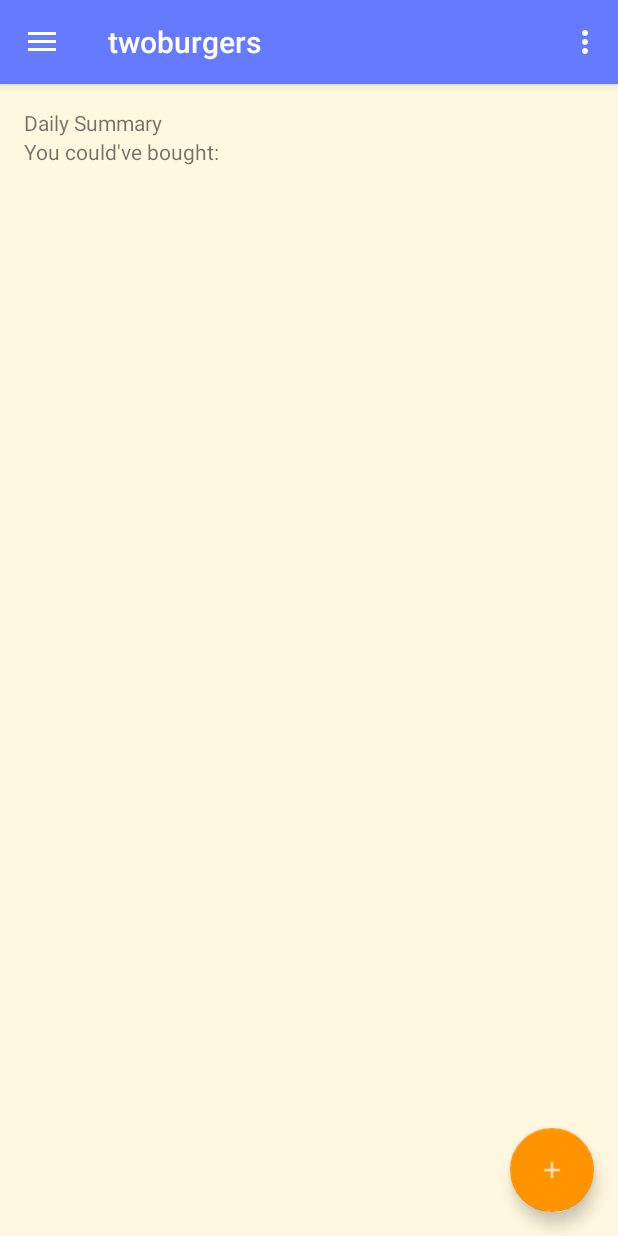
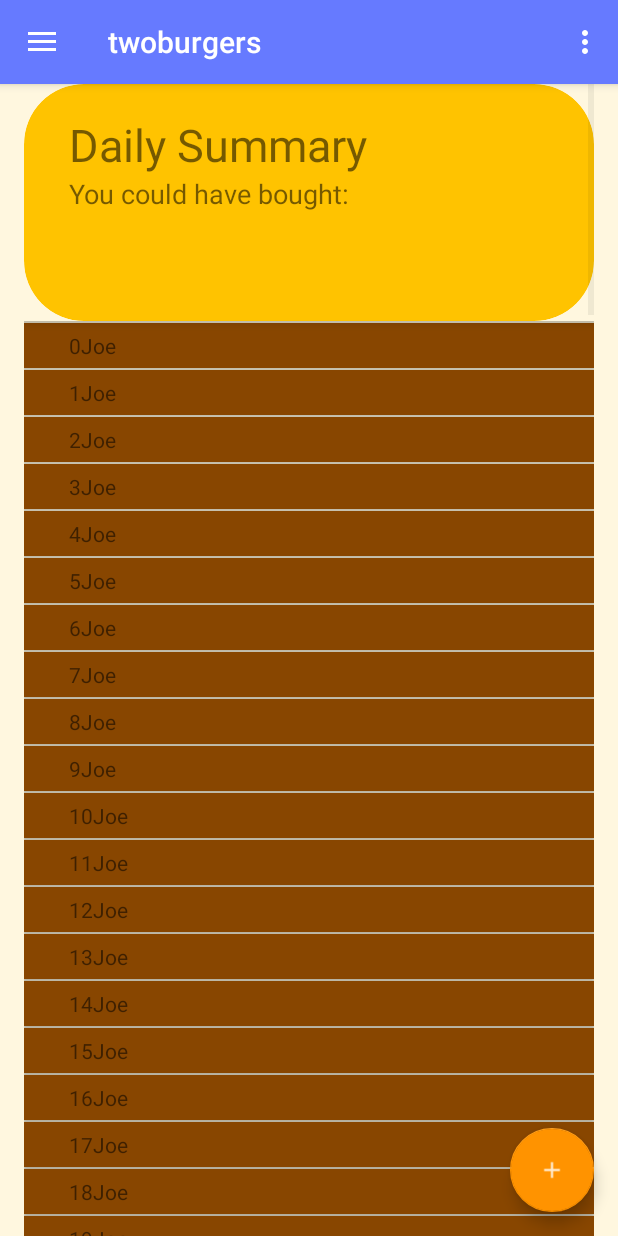
Before and after one commit to rustielin/2burgers, an Android app: the MainActivity screen opened directly, with no data from a screen before it, on a phone screen of 412 x 824 dp. Run offline under Robolectric (Android 15) with nearby library versions, the phone set to English and light mode, and no system bars; our stand-ins replace CircleImageView, Firebase (no records; nobody signed in at launch, a user with empty details on screens opened directly); pictures from the network do not load.

Commit message:
burger changes

```diff
--- a/twoburgers/android/app/src/main/java/Activities/MainActivity.java
+++ b/twoburgers/android/app/src/main/java/Activities/MainActivity.java
@@ -2,10 +2,14 @@ package Activities;
 
 import android.content.Context;
 import android.content.Intent;
+import android.graphics.Bitmap;
+import android.media.Image;
 import android.net.Uri;
 import android.os.Bundle;
 import android.support.design.widget.FloatingActionButton;
 import android.support.design.widget.Snackbar;
+import android.support.v4.graphics.drawable.RoundedBitmapDrawable;
+import android.support.v4.graphics.drawable.RoundedBitmapDrawableFactory;
 import android.util.Log;
 import android.view.LayoutInflater;
 import android.view.View;
@@ -17,14 +21,25 @@ import android.support.v7.app.AppCompatActivity;
 import android.support.v7.widget.Toolbar;
 import android.view.Menu;
 import android.view.MenuItem;
+import android.view.ViewGroup;
+import android.widget.ImageView;
 import android.widget.LinearLayout;
+import android.widget.ListView;
 import android.widget.TextView;
 
+import com.bumptech.glide.Glide;
+import com.bumptech.glide.request.target.BitmapImageViewTarget;
 import com.example.rustie.twoburgers.R;
 
 import com.google.android.gms.common.api.GoogleApiClient;
 
+import java.util.ArrayList;
+
+import Adapters.CouldveAdapter;
+import Classes.Couldve;
 import Singletons.Utils;
+
+import static android.R.id.list;
 
 public class MainActivity extends AppCompatActivity
         implements NavigationView.OnNavigationItemSelectedListener {
@@ -41,6 +56,7 @@ public class MainActivity extends AppCompatActivity
 
     private TextView mUsername;
     private TextView mEmail;
+    private ImageView mProfPic;
 
     @Override
     protected void onCreate(Bundle savedInstanceState) {
@@ -77,9 +93,16 @@ public class MainActivity extends AppCompatActivity
 
         mEmail = (TextView) headerView.findViewById(R.id.email);
         mUsername = (TextView) headerView.findViewById(R.id.name);
+        mProfPic = (ImageView) headerView.findViewById(R.id.imageView);
+
+        Glide.with(context)
+                .load(Utils.getUser().getCurrentUser().getPhotoUrl())
+                .override(100, 100)
+                .into(mProfPic);
 
         Log.d(TAG, "" + mEmail.getText());
         mEmail.setText(Utils.getUser().getCurrentUser().getDisplayName());
+
 
         Log.d(TAG, "" + mEmail.getText());
         mUsername.setText(Utils.getUser().getCurrentUser().getEmail());
@@ -90,6 +113,30 @@ public class MainActivity extends AppCompatActivity
         // ATTENTION: This was auto-generated to implement the App Indexing API.
         // See https://g.co/AppIndexing/AndroidStudio for more information.
 //        client = new GoogleApiClient.Builder(this).addApi(AppIndex.API).build();
+
+
+        final ListView listview = (ListView) findViewById(R.id.summary_list);
+        ArrayList<Couldve> couldves = new ArrayList<>();
+
+        for (int i = 0; i < 100; i++) {
+            couldves.add(new Couldve(i, "Joe"));
+        }
+
+        CouldveAdapter couldveAdapter = new CouldveAdapter(couldves, context);
+
+        listview.setAdapter(couldveAdapter);
+
+
+        ViewGroup headerViewBun = (ViewGroup) LayoutInflater.from(this).inflate(R.layout.couldve_header, listview, false);
+        ViewGroup headerViewBun2 = (ViewGroup) LayoutInflater.from(this).inflate(R.layout.couldve_footer, listview, false);
+
+
+
+
+        listview.addFooterView(headerViewBun2);
+        listview.addHeaderView(headerViewBun);
+
+
 
 
     }
--- /dev/null
+++ b/twoburgers/android/app/src/main/java/Adapters/CouldveAdapter.java
@@ -0,0 +1,105 @@
+package Adapters;
+
+import android.content.Context;
+import android.graphics.Color;
+import android.support.v7.widget.CardView;
+import android.support.v7.widget.RecyclerView;
+import android.view.LayoutInflater;
+import android.view.View;
+import android.view.ViewGroup;
+import android.widget.ArrayAdapter;
+import android.widget.BaseAdapter;
+import android.widget.TextView;
+
+import com.example.rustie.twoburgers.R;
+
+import org.w3c.dom.Text;
+
+import java.util.List;
+import java.util.Random;
+
+import Classes.Couldve;
+import de.hdodenhof.circleimageview.CircleImageView;
+
+/**
+ * Created by rustie on 9/16/17.
+ */
+
+public class CouldveAdapter extends ArrayAdapter<Couldve> {
+
+    private List<Couldve> mDataset;
+    private Context mContext;
+    private View v;
+
+    public final String TAG = "CouldveAdapter";
+
+    private int[] colors = {
+            Color.parseColor("#00D318"),
+            Color.parseColor("#884600"),
+            Color.parseColor("#FF0000")
+    };
+
+
+    public class ViewHolder {
+
+        public ViewHolder(View v) {
+
+            mNumber = (TextView) v.findViewById(R.id.number);
+            mThing = (TextView) v.findViewById(R.id.thing);
+            mCardView = (CardView) v.findViewById(R.id.card_view);
+
+        }
+
+        private TextView mNumber;
+        private TextView mThing;
+        private CardView mCardView;
+
+    }
+
+    public CouldveAdapter(List<Couldve> mDataset, Context context) {
+        super(context, R.layout.couldve_item, mDataset);
+        this.mDataset = mDataset;
+        this.mContext = context;
+    }
+
+
+
+    @Override
+    public int getCount() {
+        return mDataset.size();
+    }
+
+    @Override
+    public Couldve getItem(int i) {
+        return mDataset.get(i);
+    }
+
+    @Override
+    public long getItemId(int i) {
+        return 0;
+    }
+
+    @Override
+    public View getView(int i, View view, ViewGroup viewGroup) {
+
+
+        Couldve couldve = getItem(i);
+
+//        LayoutInflater inflater = LayoutInflater.from(getContext());
+//        v = inflater.inflate(R.layout.couldve_item, viewGroup, false);
+
+        v = LayoutInflater.from(viewGroup.getContext()).inflate(R.layout.couldve_item, viewGroup, false);
+
+
+        ViewHolder viewHolder = new ViewHolder(v);
+
+
+        viewHolder.mNumber.setText("" + couldve.getNum());
+        viewHolder.mThing.setText(couldve.getItem());
+
+        Random random = new Random();
+        int c = random.nextInt(3);
+        viewHolder.mCardView.setBackgroundColor(colors[c]);
+        return v;
+    }
+}
--- /dev/null
+++ b/twoburgers/android/app/src/main/java/Classes/Couldve.java
@@ -0,0 +1,33 @@
+package Classes;
+
+/**
+ * Created by rustie on 9/16/17.
+ */
+
+public class Couldve {
+
+    private int num;
+
+    private String item;
+
+    public Couldve(int num, String item) {
+        this.num = num;
+        this.item = item;
+    }
+
+    public int getNum() {
+        return num;
+    }
+
+    public void setNum(int num) {
+        this.num = num;
+    }
+
+    public String getItem() {
+        return item;
+    }
+
+    public void setItem(String item) {
+        this.item = item;
+    }
+}
--- a/twoburgers/android/app/src/main/res/layout/content_main.xml
+++ b/twoburgers/android/app/src/main/res/layout/content_main.xml
@@ -5,47 +5,25 @@
     android:id="@+id/content_main"
     android:layout_width="match_parent"
     android:layout_height="match_parent"
-    android:paddingBottom="@dimen/activity_vertical_margin"
     android:paddingLeft="@dimen/activity_horizontal_margin"
     android:paddingRight="@dimen/activity_horizontal_margin"
-    android:paddingTop="@dimen/activity_vertical_margin"
     android:background="#FFF7DF"
     app:layout_behavior="@string/appbar_scrolling_view_behavior"
     tools:showIn="@layout/app_bar_main"
     android:orientation="vertical">
 
-    <TextView
-        android:layout_width="match_parent"
-        android:layout_height="wrap_content"
-        android:id="@+id/summary"
-        android:text="Daily Summary" />
+
+
 
 
     <ListView
+        android:elevation="10dp"
         android:id="@+id/summary_list"
         android:layout_width="match_parent"
         android:layout_height="wrap_content">
 
     </ListView>
 
-    <LinearLayout
-        android:orientation="horizontal"
-        android:layout_width="match_parent"
-        android:layout_height="wrap_content">
-
-        <TextView
-            android:text="You could've bought: "
-            android:layout_width="wrap_content"
-            android:layout_height="wrap_content" />
-
-        <TextView
-            android:id="@+id/couldve"
-            android:layout_width="wrap_content"
-            android:layout_height="wrap_content" />
-
-
-    </LinearLayout>
-
 
 
 </LinearLayout>
--- /dev/null
+++ b/twoburgers/android/app/src/main/res/layout/couldve_footer.xml
@@ -0,0 +1,54 @@
+<?xml version="1.0" encoding="utf-8"?>
+
+<android.support.v7.widget.CardView
+    xmlns:android="http://schemas.android.com/apk/res/android"
+    xmlns:app="http://schemas.android.com/apk/res-auto"
+    android:id="@+id/bun"
+    app:cardCornerRadius="0dp"
+    app:cardElevation="4dp"
+    app:cardBackgroundColor="#FFF7DF"
+    android:layout_width="match_parent"
+    android:layout_height="wrap_content">
+
+    <android.support.v7.widget.CardView
+        app:cardBackgroundColor="#FFC300"
+        app:cardElevation="0dp"
+        app:cardCornerRadius="40dp"
+        android:layout_width="match_parent"
+        android:layout_height="match_parent">
+
+
+        <LinearLayout
+            android:paddingLeft="30dp"
+            android:paddingTop="20dp"
+            android:paddingBottom="30dp"
+            android:orientation="vertical"
+            android:layout_width="match_parent"
+            android:layout_height="match_parent">
+            <TextView
+                android:textSize="30dp"
+                android:layout_width="match_parent"
+                android:layout_height="wrap_content"
+                android:id="@+id/summary"
+                android:text="\n" />
+
+
+
+            <TextView
+                android:textSize="18dp"
+                android:text="\n \n "
+                android:layout_width="wrap_content"
+                android:layout_height="wrap_content" />
+
+        </LinearLayout>
+
+
+
+
+    </android.support.v7.widget.CardView>
+
+
+
+
+
+</android.support.v7.widget.CardView>
--- /dev/null
+++ b/twoburgers/android/app/src/main/res/layout/couldve_header.xml
@@ -0,0 +1,54 @@
+<?xml version="1.0" encoding="utf-8"?>
+
+    <android.support.v7.widget.CardView
+        xmlns:android="http://schemas.android.com/apk/res/android"
+        xmlns:app="http://schemas.android.com/apk/res-auto"
+        android:id="@+id/bun"
+        app:cardCornerRadius="0dp"
+        app:cardElevation="4dp"
+        app:cardBackgroundColor="#FFF7DF"
+        android:layout_width="match_parent"
+        android:layout_height="wrap_content">
+
+        <android.support.v7.widget.CardView
+            app:cardBackgroundColor="#FFC300"
+            app:cardElevation="0dp"
+            app:cardCornerRadius="40dp"
+            android:layout_width="match_parent"
+            android:layout_height="match_parent">
+
+
+            <LinearLayout
+                android:paddingLeft="30dp"
+                android:paddingTop="20dp"
+                android:paddingBottom="30dp"
+                android:orientation="vertical"
+                android:layout_width="match_parent"
+                android:layout_height="match_parent">
+                <TextView
+                    android:textSize="30dp"
+                    android:layout_width="match_parent"
+                    android:layout_height="wrap_content"
+                    android:id="@+id/summary"
+                    android:text="Daily Summary" />
+
+
+
+                <TextView
+                    android:textSize="18dp"
+                    android:text="You could have bought: \n \n "
+                    android:layout_width="wrap_content"
+                    android:layout_height="wrap_content" />
+
+            </LinearLayout>
+
+
+
+
+        </android.support.v7.widget.CardView>
+
+
+
+
+
+    </android.support.v7.widget.CardView>
--- /dev/null
+++ b/twoburgers/android/app/src/main/res/layout/couldve_item.xml
@@ -0,0 +1,33 @@
+<?xml version="1.0" encoding="utf-8"?>
+
+<android.support.v7.widget.CardView android:layout_width="match_parent"
+    android:layout_height="wrap_content"
+    android:id="@+id/card_view"
+    android:layout_margin="5dp"
+    xmlns:android="http://schemas.android.com/apk/res/android">
+
+
+<LinearLayout
+    android:paddingLeft="30dp"
+    android:paddingTop="5dp"
+    android:paddingBottom="5dp"
+    xmlns:android="http://schemas.android.com/apk/res/android"
+    android:orientation="horizontal" android:layout_width="match_parent"
+    android:layout_height="match_parent">
+
+    <TextView
+        android:id="@+id/number"
+        android:gravity="left"
+        android:layout_width="wrap_content"
+        android:layout_height="wrap_content" />
+
+    <TextView
+        android:id="@+id/thing"
+        android:gravity="right"
+        android:layout_width="wrap_content"
+        android:layout_height="wrap_content" />
+
+
+</LinearLayout>
+
+</android.support.v7.widget.CardView>
```
